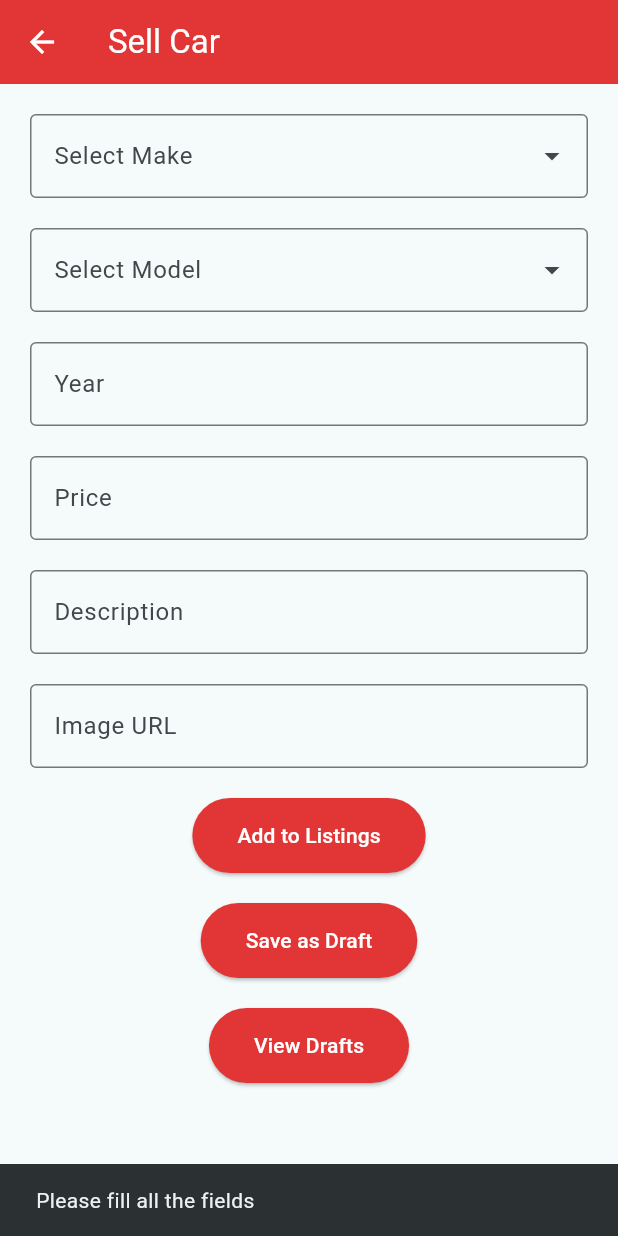
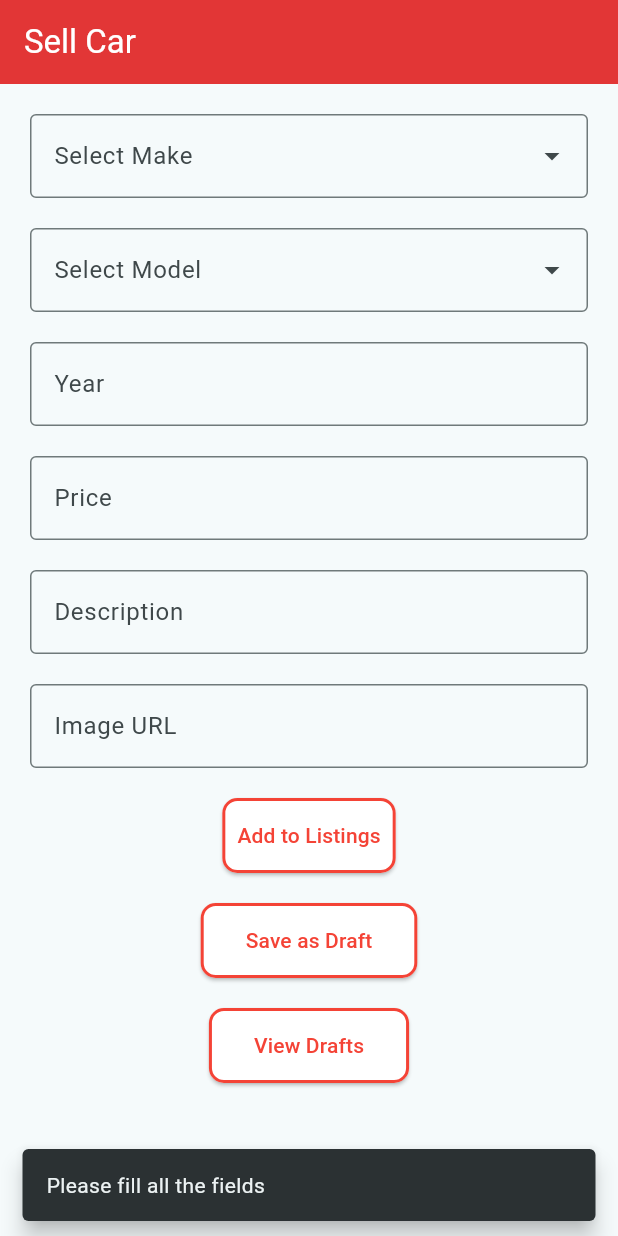
Before and after one commit to amitsarvate/vehicle-buy-sell-rent-app, a Flutter app: the SellCarPage screen opened directly, after a tap on "Add to Listings", on a phone screen of 412 x 824 dp. Run offline on Flutter 3.47's test engine with Material 3 defaults, Android fonts, the light colour scheme and no system bars; drawn by our look-alikes of dropdown_search; our stand-ins replace cloud_firestore, firebase_auth, firebase_core, sqflite; missing offline and left inert: firebase_app_check; accounts and stored records are empty; network calls fail.

Commit message:
visual and code quality changes

```diff
--- a/lib/SellCarPage.dart
+++ b/lib/SellCarPage.dart
@@ -7,6 +7,7 @@ import 'package:firebase_auth/firebase_auth.dart';
 import 'SingInForm.dart';
 import 'LocalDatabase.dart';
 import 'DraftsPage.dart';
+import 'snackbar_helper.dart';
 
 class SellCarPage extends StatefulWidget {
   @override
@@ -58,9 +59,7 @@ class _SellCarPageState extends State<SellCarPage> {
         priceController.text.isEmpty ||
         descriptionController.text.isEmpty ||
         imageController.text.isEmpty) {
-      ScaffoldMessenger.of(context).showSnackBar(
-        const SnackBar(content: Text('Please fill all the fields')),
-      );
+        SnackbarHelper.showSnackBar(context, 'Please fill all the fields');
       return;
     }
 
@@ -97,15 +96,10 @@ class _SellCarPageState extends State<SellCarPage> {
       priceController.clear();
       descriptionController.clear();
       imageController.clear();
-
-      ScaffoldMessenger.of(context).showSnackBar(
-        const SnackBar(content: Text('Car added to listings successfully!')),
-      );
+      SnackbarHelper.showSnackBar(context, 'Car added to listings successfully!');
       print(newPost.toMap());
     } catch (e) {
-      ScaffoldMessenger.of(context).showSnackBar(
-        SnackBar(content: Text('Failed to add car to listings: $e')),
-      );
+      SnackbarHelper.showSnackBar(context, 'Failed to add car to listings: $e');
     }
   }
 
@@ -162,15 +156,11 @@ class _SellCarPageState extends State<SellCarPage> {
       imageController.clear();
 
       // Show a success message
-      ScaffoldMessenger.of(context).showSnackBar(
-        const SnackBar(content: Text('Draft saved successfully!')),
-      );
+      SnackbarHelper.showSnackBar(context, 'Draft saved successfully!');
       print(draftPost.toMap());
     } catch (e) {
       // Show an error message if something goes wrong
-      ScaffoldMessenger.of(context).showSnackBar(
-        SnackBar(content: Text('Failed to save draft: $e')),
-      );
+      SnackbarHelper.showSnackBar(context, 'Failed to save draft: $e');
     }
   }
 
@@ -243,6 +233,7 @@ class _SellCarPageState extends State<SellCarPage> {
           'Sell Car',
           style: TextStyle(color: Colors.white),
         ),
+        automaticallyImplyLeading: false,
         iconTheme: const IconThemeData(color: Colors.white),
         backgroundColor: const Color(0xffe23636),
       ),
@@ -345,38 +336,49 @@ class _SellCarPageState extends State<SellCarPage> {
               ElevatedButton(
                 onPressed: _handleAddToListings,
                 style: ElevatedButton.styleFrom(
-                  backgroundColor: const Color(0xffe23636),
-                  padding: const EdgeInsets.symmetric(horizontal: 30, vertical: 15),
+                  backgroundColor: const Color(0xffffffff),
+                  padding: const EdgeInsets.symmetric(horizontal: 10, vertical: 15),
+                  shape: RoundedRectangleBorder(
+                    borderRadius: BorderRadius.circular(10),
+                    side: BorderSide(color: Colors.red, width: 2),
+                  ),
                 ),
                 child: const Text(
                   'Add to Listings',
-                  style: TextStyle(color: Colors.white),
+                  style: TextStyle(color: Colors.red),
                 ),
               ),
+
               const SizedBox(height: 20),
             ElevatedButton(
-                onPressed: () {
-                  _handleSaveAsDraft();
-                },
+              onPressed: _handleSaveAsDraft,
               style: ElevatedButton.styleFrom(
-                  backgroundColor: const Color(0xffe23636),
+                backgroundColor: const Color(0xffffffff),
                 padding: const EdgeInsets.symmetric(horizontal: 30, vertical: 15),
+                shape: RoundedRectangleBorder(
+                  borderRadius: BorderRadius.circular(10),
+                  side: BorderSide(color: Colors.red, width: 2),
+                ),
               ),
               child: const Text(
                 'Save as Draft',
-                  style: TextStyle(color: Colors.white),
+                style: TextStyle(color: Colors.red),
               ),
             ),
               const SizedBox(height: 20),
               ElevatedButton(
                 onPressed: _useDraft,
                 style: ElevatedButton.styleFrom(
-                  backgroundColor: const Color(0xffe23636),
+                  backgroundColor: const Color(0xffffffff),
                   padding: const EdgeInsets.symmetric(horizontal: 30, vertical: 15),
+                  shape: RoundedRectangleBorder(
+                    borderRadius: BorderRadius.circular(10),
+                    side: BorderSide(color: Colors.red, width: 2),
+                  ),
                 ),
                 child: const Text(
                   'View Drafts',
-                  style: TextStyle(color: Colors.white),
+                  style: TextStyle(color: Colors.red),
                 ),
               ),
             ],
--- /dev/null
+++ b/lib/snackbar_helper.dart
@@ -0,0 +1,15 @@
+import 'package:flutter/material.dart';
+// snack bar function. the below line is needed for the page to use said function
+// import 'snackbar_helper.dart';
+class SnackbarHelper {
+  static void showSnackBar(BuildContext context, String message) {
+    final snackBar = SnackBar(
+      content: Text(message),
+      duration: Duration(seconds: 3),
+      behavior: SnackBarBehavior.floating,
+    );
+
+    // Display the SnackBar
+    ScaffoldMessenger.of(context).showSnackBar(snackBar);
+  }
+}
```
Also changed, not shown: lib/BuyRentCarPage.dart (+10 -1 lines), lib/ProfilePage.dart (+12 -2 lines), lib/SellPostListPage.dart (+32 -19 lines), lib/authService.dart (+23 -65 lines). Lines whose indentation alone changed are shown as unchanged.
